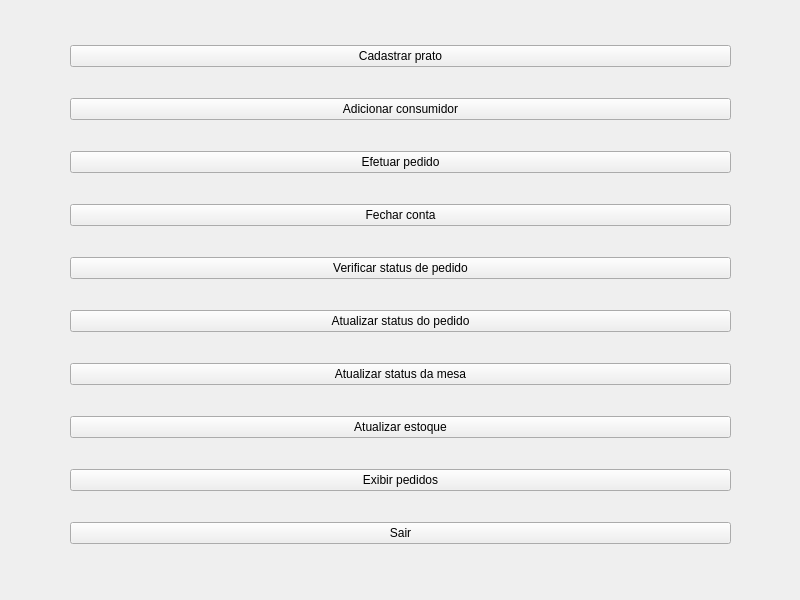
The window that qtQuickOrder/QuickOrder/mainmenu.ui (henriqueramalho1/QuickOrder) describes before a commit, drawn with Qt 5.
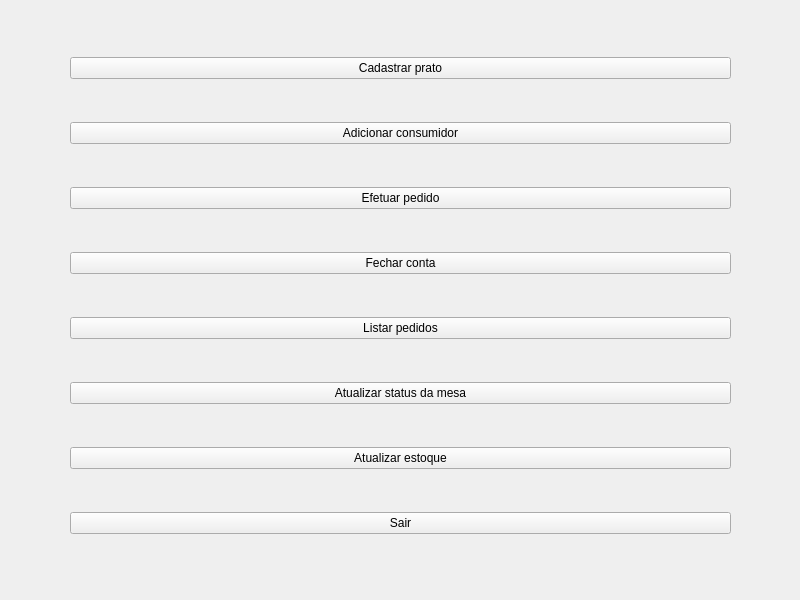
The same window after the commit.

What changed in the file:
```diff
--- a/qtQuickOrder/QuickOrder/mainmenu.ui
+++ b/qtQuickOrder/QuickOrder/mainmenu.ui
@@ -54,14 +54,7 @@
     <item>
      <widget class="QPushButton" name="orderStatusButton">
       <property name="text">
-       <string>Verificar status de pedido</string>
-      </property>
-     </widget>
-    </item>
-    <item>
-     <widget class="QPushButton" name="pushButton_7">
-      <property name="text">
-       <string>Atualizar status do pedido</string>
+       <string>Listar pedidos</string>
       </property>
      </widget>
     </item>
@@ -79,13 +72,6 @@
       </property>
      </widget>
     </item>
-    <item>
-     <widget class="QPushButton" name="showOrdersButton">
-      <property name="text">
-       <string>Exibir pedidos</string>
-      </property>
-     </widget>
-    </item>
     <item>
      <widget class="QPushButton" name="backButton">
       <property name="text">
```
